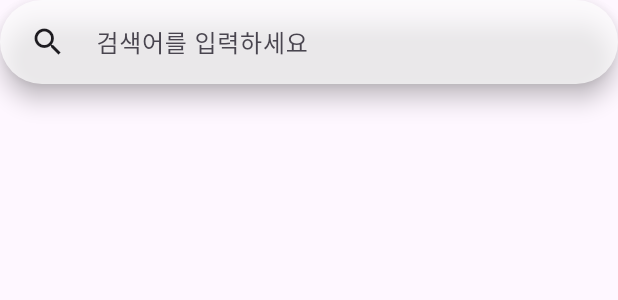
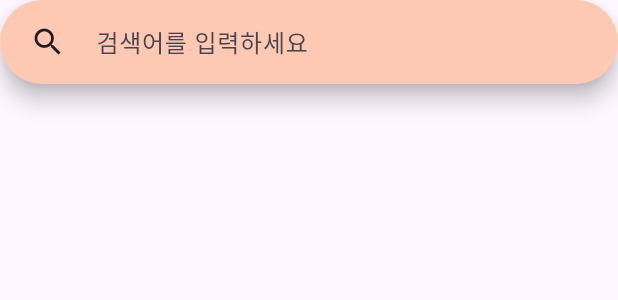
Before and after one commit to pknu-wap/-2-Y-NOT-Project, a Flutter app: the BuildBar widget shown alone on an empty page, opened directly, on a phone screen of 412 x 824 dp. Shown: the top 300 px of the screen. Run offline on Flutter 3.47's test engine with Material 3 defaults, Android fonts, the phone set to English and light mode, and no system bars; our stand-ins replace cloud_firestore, firebase_auth, firebase_core, firebase_storage, get, google_fonts and 1 more; missing offline and left inert: chatview, firebase_app_check; accounts and stored records are empty; network calls fail; project files that could hold a hidden picture were left out.

Commit message:
change texts

```diff
--- a/lib/Book_SearchList.dart
+++ b/lib/Book_SearchList.dart
@@ -259,12 +259,20 @@ class BookList extends StatelessWidget {
         );
       },
       iconSize: 30,
-      color: Colors.orangeAccent,
+      color: Color(0xFFFE4D02),
       icon: const Icon(Icons.notifications_none),
     );
   }
 }
+Color blendWithWhite(Color color, double factor) {
+  assert(factor >= 0.0 && factor <= 1.0);
 
+  int red = (color.red + (255 - color.red) * factor).toInt();
+  int green = (color.green + (255 - color.green) * factor).toInt();
+  int blue = (color.blue + (255 - color.blue) * factor).toInt();
+
+  return Color.fromARGB(color.alpha, red, green, blue);
+}
 class BuildBar extends StatefulWidget{
   const BuildBar({super.key});
 
@@ -294,7 +302,7 @@ class _BuildBarState extends State<BuildBar>{
               );
             }),
         hintText: "검색어를 입력하세요",
-        backgroundColor: const MaterialStatePropertyAll(Colors.white70),
+        backgroundColor: MaterialStateProperty.all(blendWithWhite(Color(0xFFFE4D02), 0.7)),
       );
     }
 }
--- a/lib/Make_BookList.dart
+++ b/lib/Make_BookList.dart
@@ -618,10 +618,10 @@ class _MakeBookListState extends State<MakeBookList> {
               context, MaterialPageRoute(builder: (context) => MainPage()));
         },
         style: ElevatedButton.styleFrom(
-            backgroundColor: Colors.orangeAccent,
+            backgroundColor: Color(0xFFFE8653),
             textStyle: const TextStyle(color: Colors.white),
             padding: EdgeInsets.only(left: 100, right: 100)),
-        child: const Text('등록완료'));
+        child: const Text('등록완료',style: TextStyle(color: Colors.white)));
   }
 }
 /*Widget ShowPicture() {
```
Also changed, not shown: lib/DetailPage.dart (+61 -14 lines), lib/successPage.dart (+9 -1 lines).
